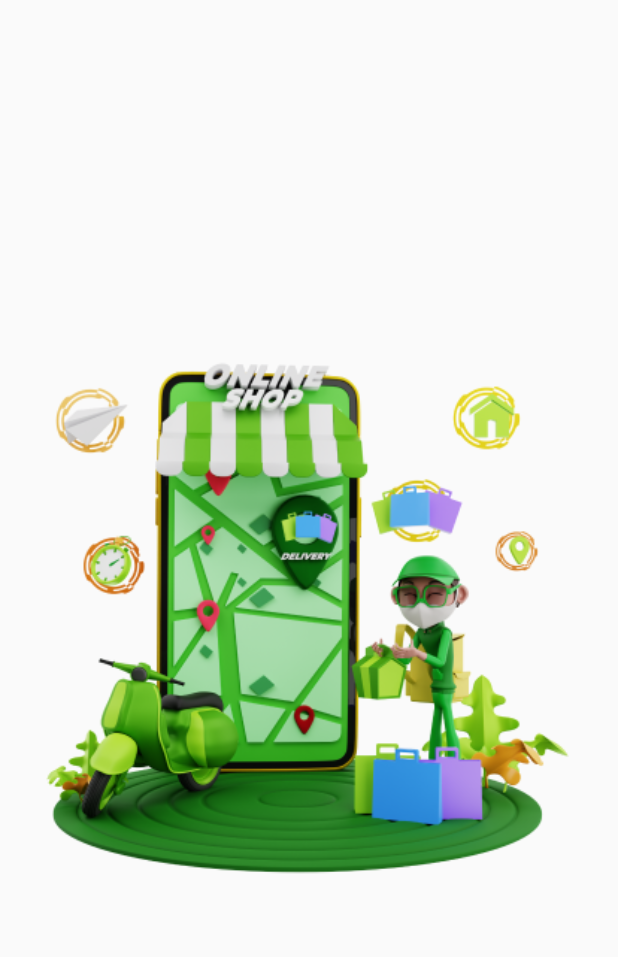
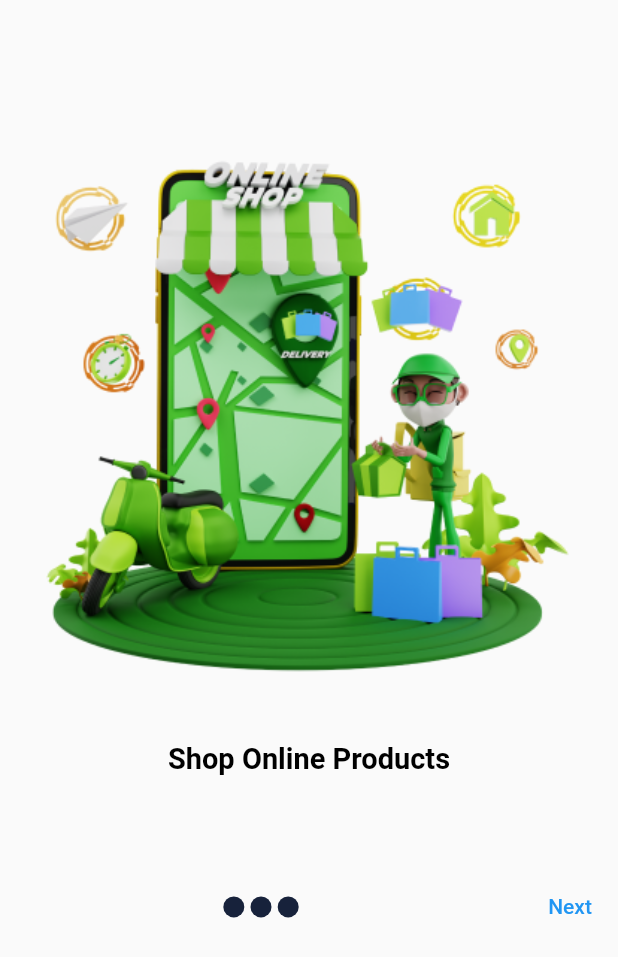
Before and after one commit to SyedAbdalAhmedShah/shoppingApp, a Flutter app: the screen it shows after launch, on a phone screen of 412 x 824 dp. Shown: the top 957 px of the screen. Run offline on Flutter 3.47's test engine with Material 2 defaults, Android fonts, the phone set to English and light mode, and no system bars; our stand-ins replace responsive_sizer.

Commit message:
ui update

```diff
--- a/lib/main.dart
+++ b/lib/main.dart
@@ -1,6 +1,7 @@
 import 'package:flutter/material.dart';
 import 'package:flutter_application_1/views/homepage.dart';
 import 'package:flutter_application_1/views/introduction_screen.dart';
+import 'package:responsive_sizer/responsive_sizer.dart';
 
 void main() {
   runApp(const MyApp());
@@ -12,12 +13,14 @@ class MyApp extends StatelessWidget {
   // This widget is the root of your application.
   @override
   Widget build(BuildContext context) {
-    return MaterialApp(
-      title: 'Flutter Demo',
-      theme: ThemeData(
-        primarySwatch: Colors.blue,
+    return ResponsiveSizer(
+      builder: (context, orientation, screenType) => MaterialApp(
+        title: 'Etsy',
+        theme: ThemeData(
+          primarySwatch: Colors.blue,
+        ),
+        home: const IntroductionScreen(),
       ),
-      home: const IntroductionScreen(),
     );
   }
 }
--- /dev/null
+++ b/lib/utils/app_colors.dart
@@ -0,0 +1,5 @@
+import 'package:flutter/material.dart';
+
+class AppColors {
+  static const Color bluishColor = Color(0xff17223B);
+}
--- /dev/null
+++ b/lib/utils/dimension.dart
@@ -0,0 +1,8 @@
+import 'package:responsive_sizer/responsive_sizer.dart';
+
+class Dimensions {
+  static double font18 = 18.sp;
+
+  static double h6 = 6.h;
+  static double w2 = 0.5.w;
+}
--- a/lib/utils/placeHolder_data.dart
+++ b/lib/utils/placeHolder_data.dart
@@ -1,4 +1,5 @@
 import 'package:flutter_application_1/utils/assets.dart';
+import 'package:flutter_application_1/utils/strings.dart';
 
 class PlaceHolderData {
   static List<String> introImagePlaceHolder = [
@@ -6,4 +7,10 @@ class PlaceHolderData {
     Assets.intro2,
     Assets.intro3,
   ];
+
+  static List<String> introTextPlaceHolder = [
+    Strings.shopOnline,
+    Strings.fastestDelivery,
+    Strings.contactlessDelivery,
+  ];
 }
--- /dev/null
+++ b/lib/utils/strings.dart
@@ -0,0 +1,6 @@
+class Strings {
+  static const String shopOnline = "Shop Online Products";
+  static const String fastestDelivery = "Fastest Delivery";
+  static const String contactlessDelivery = "Contactless Delivery";
+  static const String next = "Next";
+}
--- a/lib/views/introduction_screen.dart
+++ b/lib/views/introduction_screen.dart
@@ -1,8 +1,11 @@
 import 'package:flutter/material.dart';
 import 'package:flutter/src/widgets/container.dart';
 import 'package:flutter/src/widgets/framework.dart';
+import 'package:flutter_application_1/utils/app_colors.dart';
 import 'package:flutter_application_1/utils/assets.dart';
+import 'package:flutter_application_1/utils/dimension.dart';
 import 'package:flutter_application_1/utils/placeHolder_data.dart';
+import 'package:flutter_application_1/utils/strings.dart';
 
 class IntroductionScreen extends StatelessWidget {
   const IntroductionScreen({super.key});
@@ -12,7 +15,8 @@ class IntroductionScreen extends StatelessWidget {
     return Scaffold(
       body: Column(
         children: [
-          Expanded(
+          Flexible(
+            flex: 3,
             child: PageView.builder(
               itemCount: PlaceHolderData.introImagePlaceHolder.length,
               itemBuilder: ((context, index) => Column(
@@ -21,10 +25,36 @@ class IntroductionScreen extends StatelessWidget {
                       Image(
                           image: AssetImage(
                               PlaceHolderData.introImagePlaceHolder[index])),
+                      Text(
+                        PlaceHolderData.introTextPlaceHolder[index],
+                        style: TextStyle(
+                            color: Colors.black,
+                            fontWeight: FontWeight.bold,
+                            fontSize: Dimensions.font18),
+                      ),
                     ],
                   )),
             ),
           ),
+          Row(mainAxisAlignment: MainAxisAlignment.spaceEvenly, children: [
+            Spacer(),
+            Row(
+              children: List.generate(
+                  PlaceHolderData.introImagePlaceHolder.length,
+                  (index) => AnimatedContainer(
+                        margin: EdgeInsets.all(Dimensions.w2),
+                        height: Dimensions.h6,
+                        width: 14,
+                        decoration: const BoxDecoration(
+                            color: AppColors.bluishColor,
+                            shape: BoxShape.circle),
+                        duration: const Duration(milliseconds: 500),
+                      )),
+            ),
+            Spacer(),
+            TextButton(onPressed: () {}, child: const Text(Strings.next))
+          ]),
+          Spacer(),
         ],
       ),
     );
```
Also changed, not shown: pubspec.yaml (+4 -11 lines).
